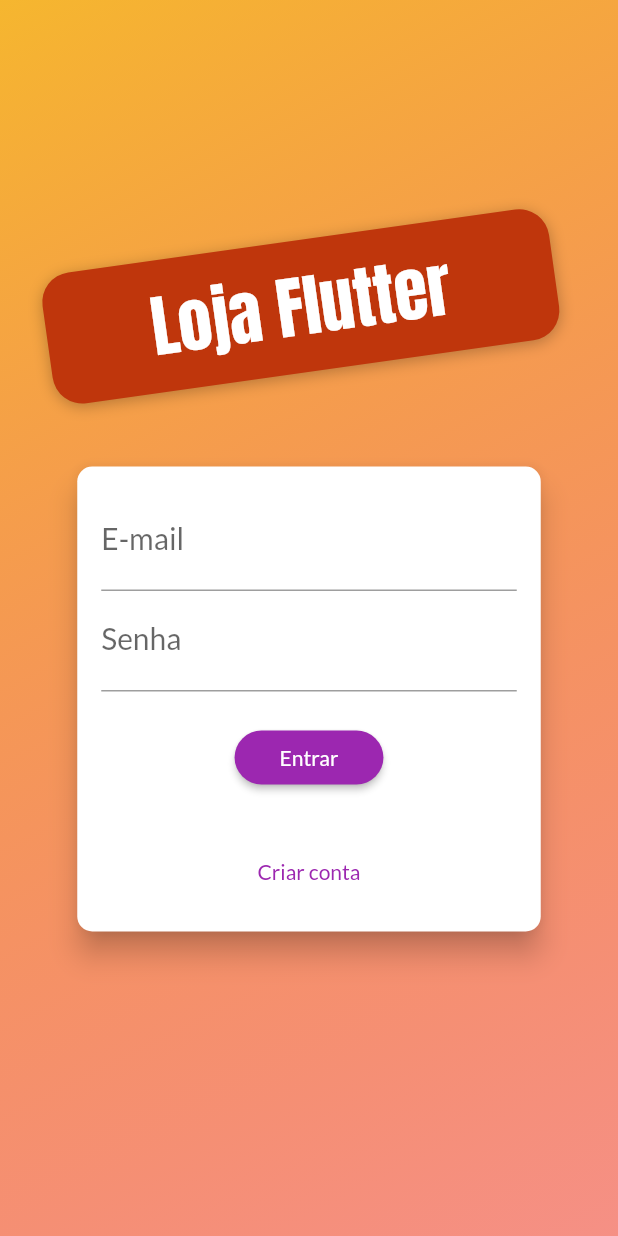
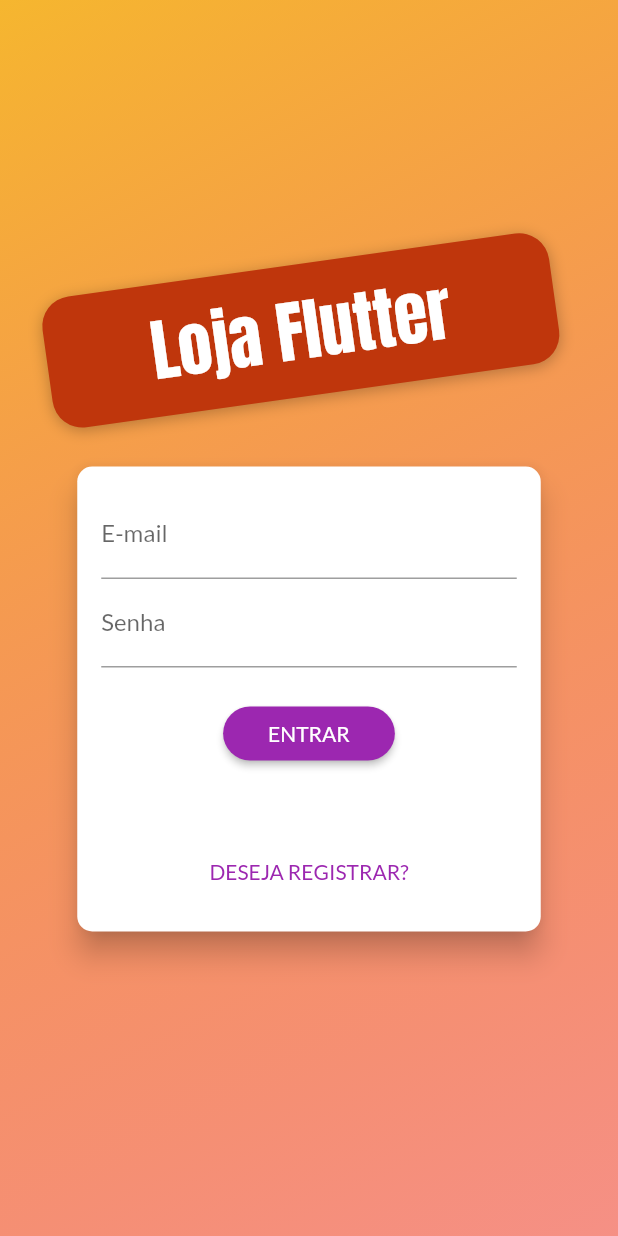
Before and after one commit to LeonardoJaques/shop-flutter, a Flutter app: the screen it shows after launch, on a phone screen of 412 x 824 dp. Run offline on Flutter 3.47's test engine with Material 2 defaults, Android fonts, the phone set to English and light mode, and no system bars; our stand-ins replace flutter_dotenv, shared_preferences.

Commit message:
fix: auth form

```diff
--- a/lib/components/auth_form.dart
+++ b/lib/components/auth_form.dart
@@ -3,10 +3,10 @@ import 'package:provider/provider.dart';
 import 'package:shop_flutter/exception/auth_exception.dart';
 import 'package:shop_flutter/models/auth.dart';
 
-enum AuthMode { signUp, login }
+enum AuthMode { signup, login }
 
 class AuthForm extends StatefulWidget {
-  const AuthForm({super.key});
+  const AuthForm({Key? key}) : super(key: key);
 
   @override
   State<AuthForm> createState() => _AuthFormState();
@@ -14,26 +14,33 @@ class AuthForm extends StatefulWidget {
 
 class _AuthFormState extends State<AuthForm>
     with SingleTickerProviderStateMixin {
-  final Map<String, String> _authData = {'email': '', 'password': ''};
   final _passwordController = TextEditingController();
-  final GlobalKey<FormState> _formKey = GlobalKey();
-
+  final _formKey = GlobalKey<FormState>();
+  bool _isLoading = false;
   AuthMode _authMode = AuthMode.login;
-  bool _isLogin() => _authMode == AuthMode.login;
-  bool _isLoading = false;
+  final Map<String, String> _authData = {
+    'email': '',
+    'password': '',
+  };
 
   AnimationController? _controller;
   Animation<double>? _opacityAnimation;
   Animation<Offset>? _slideAnimation;
 
+  bool _isLogin() => _authMode == AuthMode.login;
+
   @override
   void initState() {
     super.initState();
+
     _controller = AnimationController(
       vsync: this,
-      duration: const Duration(milliseconds: 300),
+      duration: const Duration(
+        milliseconds: 300,
+      ),
     );
-    _opacityAnimation = Tween<double>(
+
+    _opacityAnimation = Tween(
       begin: 0.0,
       end: 1.0,
     ).animate(
@@ -42,9 +49,10 @@ class _AuthFormState extends State<AuthForm>
         curve: Curves.linear,
       ),
     );
+
     _slideAnimation = Tween<Offset>(
       begin: const Offset(0, -1.5),
-      end: Offset.zero,
+      end: const Offset(0, 0),
     ).animate(
       CurvedAnimation(
         parent: _controller!,
@@ -60,29 +68,28 @@ class _AuthFormState extends State<AuthForm>
   }
 
   void _switchAuthMode() {
-    setState(
-      () {
+    setState(() {
       if (_isLogin()) {
-          _authMode = AuthMode.signUp;
+        _authMode = AuthMode.signup;
         _controller?.forward();
       } else {
         _authMode = AuthMode.login;
         _controller?.reverse();
       }
-      },
-    );
+    });
   }
 
-  void _showErroDialog(String mensagem) {
+  void _showErrorDialog(String msg) {
     showDialog(
       context: context,
       builder: (ctx) => AlertDialog(
-        title: const Text('Ocorreu um erro'),
-        content: Text(mensagem),
+        title: const Text('Ocorreo um Erro'),
+        content: Text(msg),
         actions: [
           TextButton(
             onPressed: () => Navigator.of(context).pop(),
-              child: const Text('Fechar'))
+            child: const Text('Fechar'),
+          ),
         ],
       ),
     );
@@ -90,10 +97,13 @@ class _AuthFormState extends State<AuthForm>
 
   Future<void> _submit() async {
     final isValid = _formKey.currentState?.validate() ?? false;
+
     if (!isValid) {
       return;
     }
+
     setState(() => _isLoading = true);
+
     _formKey.currentState?.save();
     Auth auth = Provider.of(context, listen: false);
 
@@ -112,9 +122,9 @@ class _AuthFormState extends State<AuthForm>
         );
       }
     } on AuthException catch (error) {
-      _showErroDialog(error.toString());
+      _showErrorDialog(error.toString());
     } catch (error) {
-      _showErroDialog('Ocorreu um erro inesperado');
+      _showErrorDialog('Ocorreu um erro inesperado!');
     }
 
     setState(() => _isLoading = false);
@@ -124,9 +134,10 @@ class _AuthFormState extends State<AuthForm>
   Widget build(BuildContext context) {
     final deviceSize = MediaQuery.of(context).size;
     return Card(
-      elevation: 8.0,
-      shape: RoundedRectangleBorder(borderRadius: BorderRadius.circular(10)),
-      margin: const EdgeInsets.all(20),
+      elevation: 8,
+      shape: RoundedRectangleBorder(
+        borderRadius: BorderRadius.circular(10),
+      ),
       child: AnimatedContainer(
         duration: const Duration(milliseconds: 300),
         curve: Curves.easeIn,
@@ -139,47 +150,37 @@ class _AuthFormState extends State<AuthForm>
             children: [
               TextFormField(
                 decoration: const InputDecoration(labelText: 'E-mail'),
-                style: const TextStyle(
-                  color: Colors.black,
-                  fontSize: 20,
-                ),
                 keyboardType: TextInputType.emailAddress,
                 onSaved: (email) => _authData['email'] = email ?? '',
-                validator: (emailValue) {
-                  final email = emailValue ?? '';
+                validator: (_email) {
+                  final email = _email ?? '';
                   if (email.trim().isEmpty || !email.contains('@')) {
-                    return 'Informe um email válido';
+                    return 'Informe um e-mail válido.';
                   }
                   return null;
                 },
               ),
               TextFormField(
                 decoration: const InputDecoration(labelText: 'Senha'),
+                keyboardType: TextInputType.emailAddress,
                 obscureText: true,
-                keyboardType: TextInputType.emailAddress,
                 controller: _passwordController,
-                style: const TextStyle(
-                  color: Colors.black,
-                  fontSize: 20,
-                ),
-                validator: _isLogin()
-                    ? null
-                    : (passwordValue) {
-                        final password = passwordValue ?? '';
+                onSaved: (password) => _authData['password'] = password ?? '',
+                validator: (_password) {
+                  final password = _password ?? '';
                   if (password.isEmpty || password.length < 5) {
                     return 'Informe uma senha válida';
                   }
                   return null;
                 },
-                onSaved: (password) => _authData['password'] = password ?? '',
               ),
               AnimatedContainer(
+                constraints: BoxConstraints(
+                  minHeight: _isLogin() ? 0 : 60,
+                  maxHeight: _isLogin() ? 0 : 120,
+                ),
                 duration: const Duration(milliseconds: 300),
                 curve: Curves.linear,
-                constraints: BoxConstraints(
-                  minHeight: _isLogin() ? 0 : 60,
-                  maxHeight: _isLogin() ? 0 : 111,
-                ),
                 child: FadeTransition(
                   opacity: _opacityAnimation!,
                   child: SlideTransition(
@@ -187,16 +188,14 @@ class _AuthFormState extends State<AuthForm>
                     child: TextFormField(
                       decoration:
                           const InputDecoration(labelText: 'Confirmar Senha'),
+                      keyboardType: TextInputType.emailAddress,
                       obscureText: true,
-                      style: const TextStyle(
-                        color: Colors.black,
-                        fontSize: 20,
-                      ),
-                      keyboardType: TextInputType.emailAddress,
-                      validator: (passwordValue) {
-                        final password = passwordValue ?? '';
+                      validator: _isLogin()
+                          ? null
+                          : (_password) {
+                              final password = _password ?? '';
                               if (password != _passwordController.text) {
-                          return 'Senhas são diferentes';
+                                return 'Senhas informadas não conferem.';
                               }
                               return null;
                             },
@@ -205,9 +204,10 @@ class _AuthFormState extends State<AuthForm>
                 ),
               ),
               const SizedBox(height: 20),
-              _isLoading
-                  ? const CircularProgressIndicator()
-                  : ElevatedButton(
+              if (_isLoading)
+                const CircularProgressIndicator()
+              else
+                ElevatedButton(
                   onPressed: _submit,
                   style: ElevatedButton.styleFrom(
                     shape: RoundedRectangleBorder(
@@ -219,13 +219,15 @@ class _AuthFormState extends State<AuthForm>
                     ),
                   ),
                   child: Text(
-                        _isLogin() ? 'Entrar' : 'Cadastrar',
+                    _authMode == AuthMode.login ? 'ENTRAR' : 'REGISTRAR',
                   ),
                 ),
               const Spacer(),
               TextButton(
                 onPressed: _switchAuthMode,
-                child: Text(_isLogin() ? 'Criar conta' : 'Já possui conta?'),
+                child: Text(
+                  _isLogin() ? 'DESEJA REGISTRAR?' : 'JÁ POSSUI CONTA?',
+                ),
               ),
             ],
           ),
```
Also changed, not shown: assets/images/product-placeholder.png (added). Lines whose indentation alone changed are shown as unchanged.
